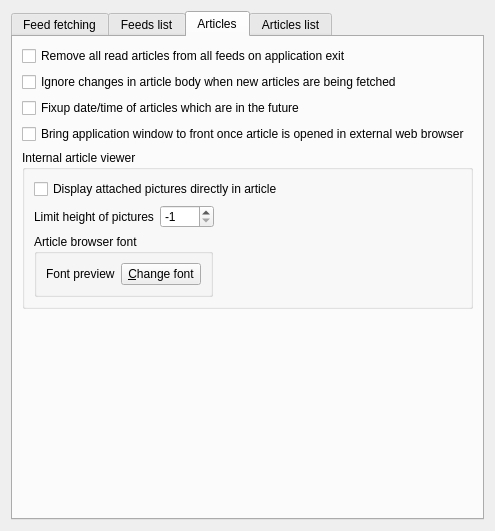
martinrotter/rssguard, file src/librssguard/gui/settings/settingsfeedsmessages.ui: the form before one commit.
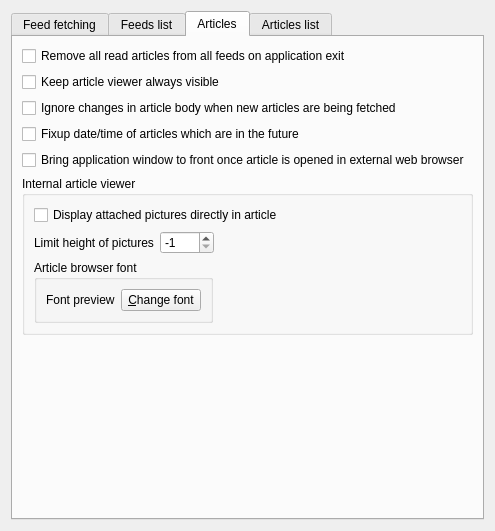
The form after the commit. The open tabs and pages were chosen to show the change. Custom widgets are drawn as their Qt base class.

```diff
--- a/src/librssguard/gui/settings/settingsfeedsmessages.ui
+++ b/src/librssguard/gui/settings/settingsfeedsmessages.ui
@@ -270,28 +270,28 @@
          </property>
         </widget>
        </item>
-       <item row="1" column="0" colspan="2">
+       <item row="2" column="0" colspan="2">
         <widget class="QCheckBox" name="m_cmbIgnoreContentsChanges">
          <property name="text">
           <string>Ignore changes in article body when new articles are being fetched</string>
          </property>
         </widget>
        </item>
-       <item row="2" column="0" colspan="2">
+       <item row="3" column="0" colspan="2">
         <widget class="QCheckBox" name="m_cbFixupArticleDatetime">
          <property name="text">
           <string>Fixup date/time of articles which are in the future</string>
          </property>
         </widget>
        </item>
-       <item row="3" column="0">
+       <item row="4" column="0">
         <widget class="QCheckBox" name="m_checkBringToForegroundAfterMsgOpened">
          <property name="text">
           <string>Bring application window to front once article is opened in external web browser</string>
          </property>
         </widget>
        </item>
-       <item row="4" column="0" colspan="2">
+       <item row="5" column="0" colspan="2">
         <widget class="QGroupBox" name="groupBox">
          <property name="title">
           <string>Internal article viewer</string>
@@ -390,6 +390,13 @@
          </layout>
         </widget>
        </item>
+       <item row="1" column="0" colspan="2">
+        <widget class="QCheckBox" name="m_cbArticleViewerAlwaysVisible">
+         <property name="text">
+          <string>Keep article viewer always visible</string>
+         </property>
+        </widget>
+       </item>
       </layout>
      </widget>
      <widget class="QWidget" name="m_tabArticlesList">
```
Left out of the diff: 3 changed lines with no effect on the pictures.
